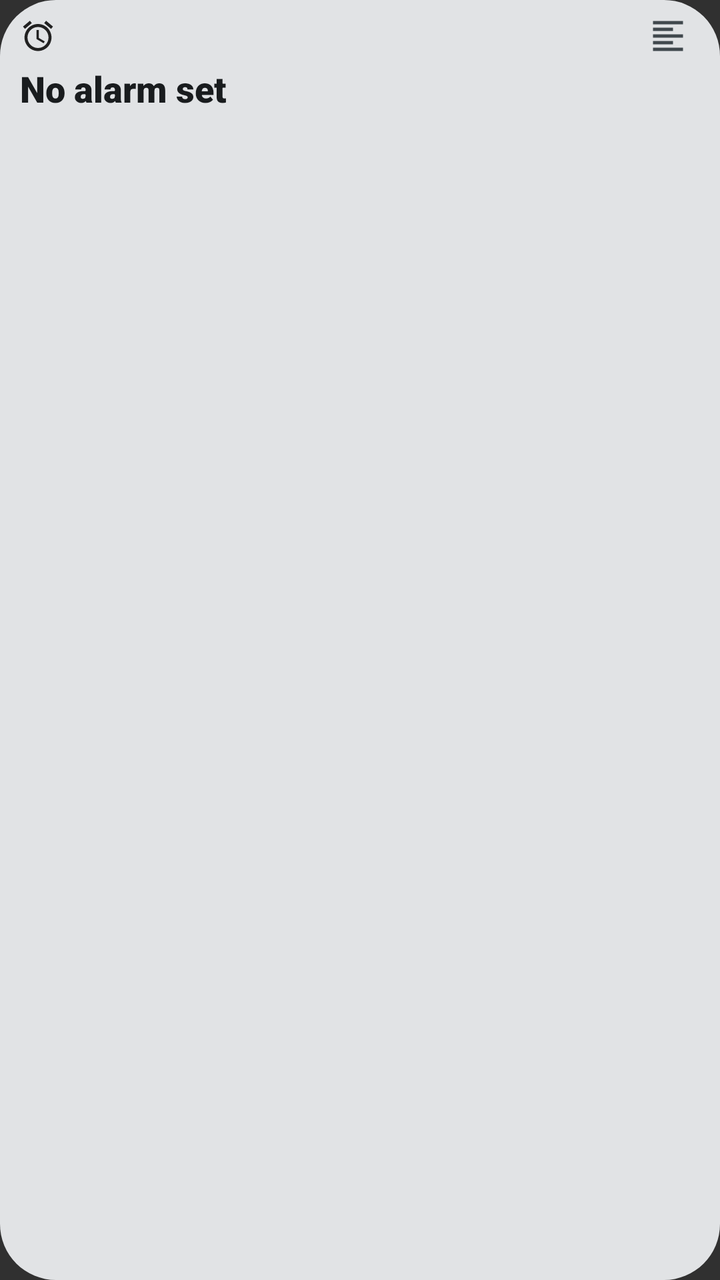
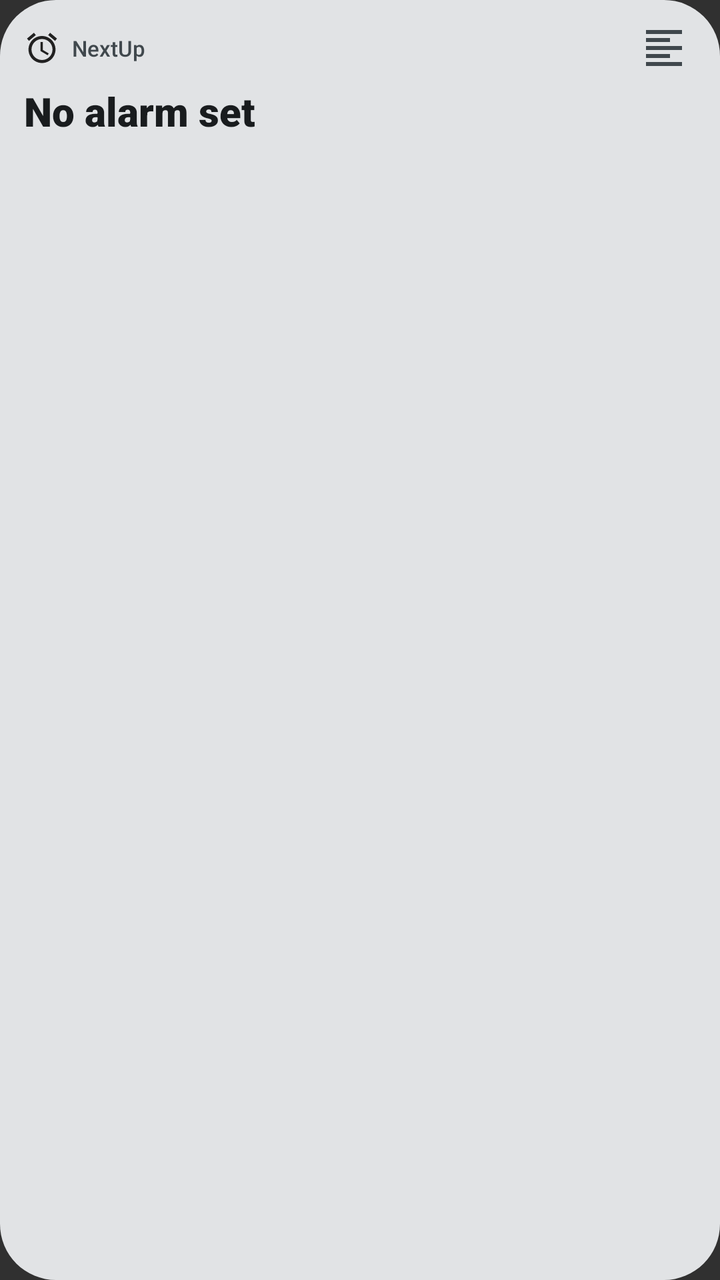

Compare the two renders of this Android layout. The source of the first and the diff that turns it into the second are given below.
<!-- AndroidManifest.xml: application theme android:Theme.Material.NoActionBar -->
<!-- res/layout/widget_next_up_compact_wide.xml -->
<?xml version="1.0" encoding="utf-8"?>
<LinearLayout xmlns:android="http://schemas.android.com/apk/res/android"
    android:id="@+id/widget_root"
    android:layout_width="match_parent"
    android:layout_height="match_parent"
    android:background="@drawable/widget_background"
    android:orientation="vertical"
    android:paddingStart="10dp"
    android:paddingTop="6dp"
    android:paddingEnd="10dp"
    android:paddingBottom="6dp">

    
    <RelativeLayout
        android:id="@+id/widget_top_bar"
        android:layout_width="match_parent"
        android:layout_height="24dp">

        <ImageView
            android:id="@+id/widget_icon"
            android:layout_width="18dp"
            android:layout_height="18dp"
            android:layout_alignParentStart="true"
            android:layout_centerVertical="true"
            android:contentDescription="@string/app_name"
            android:src="@drawable/ic_alarm" />

        <ImageView
            android:id="@+id/widget_btn_align_toggle"
            android:layout_width="32dp"
            android:layout_height="24dp"
            android:layout_alignParentEnd="true"
            android:layout_centerVertical="true"
            android:padding="2dp"
            android:contentDescription="@string/widget_alignment_title"
            android:src="@drawable/ic_format_align_left" />
    </RelativeLayout>

    
    <TextView
        android:id="@+id/widget_countdown"
        android:layout_width="match_parent"
        android:layout_height="wrap_content"
        android:layout_marginTop="2dp"
        android:autoSizeMaxTextSize="22sp"
        android:autoSizeMinTextSize="12sp"
        android:autoSizeStepGranularity="1sp"
        android:autoSizeTextType="uniform"
        android:ellipsize="none"
        android:fontFamily="sans-serif-black"
        android:gravity="start"
        android:maxLines="1"
        android:text="@string/no_alarm_set"
        android:textColor="@color/widget_on_surface"
        android:textSize="18sp" />

    
    <TextView
        android:id="@+id/widget_alarm_time"
        android:layout_width="match_parent"
        android:layout_height="wrap_content"
        android:ellipsize="none"
        android:fontFamily="sans-serif"
        android:gravity="start"
        android:maxLines="1"
        android:text=""
        android:textColor="@color/widget_on_surface_variant"
        android:textSize="11sp" />

</LinearLayout>
<!-- resources referenced by this layout -->
<resources>
  <color name="widget_on_surface">#1D1B20</color>
  <color name="widget_on_surface_variant">#49454F</color>
  <!-- drawable ic_alarm (drawable) -->
  <vector xmlns:android="http://schemas.android.com/apk/res/android"
      android:width="24dp"
      android:height="24dp"
      android:viewportWidth="24"
      android:viewportHeight="24"
      android:tint="?android:attr/colorPrimary">
      <path
          android:fillColor="@android:color/white"
          android:pathData="M22,5.72l-4.6,-3.86 -1.29,1.53 4.6,3.86L22,5.72zM7.88,3.39L6.6,1.86 2,5.71l1.29,1.53 4.59,-3.85zM12.5,8H11v6l4.75,2.85 0.75,-1.23 -4,-2.37V8zM12,4c-4.97,0 -9,4.03 -9,9s4.02,9 9,9 9,-4.03 9,-9 -4.03,-9 -9,-9zM12,20c-3.87,0 -7,-3.13 -7,-7s3.13,-7 7,-7 7,3.13 7,7 -3.13,7 -7,7z"/>
  </vector>
  <!-- drawable ic_format_align_left (drawable) -->
  <vector xmlns:android="http://schemas.android.com/apk/res/android"
      android:width="24dp"
      android:height="24dp"
      android:viewportWidth="24"
      android:viewportHeight="24"
      android:tint="@color/widget_on_surface_variant">
      <path
          android:fillColor="@android:color/white"
          android:pathData="M15,15H3v2h12v-2zm0,-8H3v2h12V7zM3,13h18v-2H3v2zm0,8h18v-2H3v2zM3,3v2h18V3H3z" />
  </vector>
  <!-- drawable widget_background (drawable) -->
  <?xml version="1.0" encoding="utf-8"?>
  <shape xmlns:android="http://schemas.android.com/apk/res/android"
      android:shape="rectangle">
      <corners android:radius="28dp" />
      <solid android:color="@color/widget_surface" />
  </shape>
  <string name="app_name">NextUp</string>
  <string name="no_alarm_set">No alarm set</string>
  <string name="widget_alignment_title">Widget Text Alignment</string>
  <color name="widget_surface">#F2EDF7</color>
</resources>

<!-- the commit's change to res/layout/widget_next_up_compact_wide.xml (unified diff, before → after) -->
@@ -5,66 +5,139 @@
     android:layout_height="match_parent"
     android:background="@drawable/widget_background"
     android:orientation="vertical"
-    android:paddingStart="10dp"
-    android:paddingTop="6dp"
-    android:paddingEnd="10dp"
-    android:paddingBottom="6dp">
+    android:paddingStart="12dp"
+    android:paddingTop="8dp"
+    android:paddingEnd="12dp"
+    android:paddingBottom="8dp">
 
     
-    <RelativeLayout
+    <LinearLayout
         android:id="@+id/widget_top_bar"
         android:layout_width="match_parent"
-        android:layout_height="24dp">
+        android:layout_height="wrap_content"
+        android:gravity="center_vertical"
+        android:orientation="horizontal">
 
-        <ImageView
-            android:id="@+id/widget_icon"
-            android:layout_width="18dp"
-            android:layout_height="18dp"
-            android:layout_alignParentStart="true"
-            android:layout_centerVertical="true"
-            android:contentDescription="@string/app_name"
-            android:src="@drawable/ic_alarm" />
+        
+        <LinearLayout
+            android:id="@+id/widget_header"
+            android:layout_width="0dp"
+            android:layout_height="wrap_content"
+            android:layout_weight="1"
+            android:gravity="center_vertical"
+            android:orientation="horizontal">
 
+            <ImageView
+                android:id="@+id/widget_icon"
+                android:layout_width="18dp"
+                android:layout_height="18dp"
+                android:contentDescription="@string/app_name"
+                android:src="@drawable/ic_alarm" />
+
+            <TextView
+                android:id="@+id/widget_title"
+                android:layout_width="wrap_content"
+                android:layout_height="wrap_content"
+                android:layout_marginStart="6dp"
+                android:ellipsize="end"
+                android:fontFamily="sans-serif-medium"
+                android:maxLines="1"
+                android:text="@string/app_name"
+                android:textColor="@color/widget_on_surface_variant"
+                android:textSize="11sp" />
+        </LinearLayout>
+
+        
         <ImageView
             android:id="@+id/widget_btn_align_toggle"
             android:layout_width="32dp"
-            android:layout_height="24dp"
-            android:layout_alignParentEnd="true"
-            android:layout_centerVertical="true"
-            android:padding="2dp"
+            android:layout_height="32dp"
+            android:padding="4dp"
             android:contentDescription="@string/widget_alignment_title"
             android:src="@drawable/ic_format_align_left" />
-    </RelativeLayout>
+    </LinearLayout>
 
     
-    <TextView
-        android:id="@+id/widget_countdown"
+    <LinearLayout
+        android:id="@+id/widget_alarm_section_left"
         android:layout_width="match_parent"
         android:layout_height="wrap_content"
-        android:layout_marginTop="2dp"
-        android:autoSizeMaxTextSize="22sp"
-        android:autoSizeMinTextSize="12sp"
-        android:autoSizeStepGranularity="1sp"
-        android:autoSizeTextType="uniform"
-        android:ellipsize="none"
-        android:fontFamily="sans-serif-black"
-        android:gravity="start"
-        android:maxLines="1"
-        android:text="@string/no_alarm_set"
-        android:textColor="@color/widget_on_surface"
-        android:textSize="18sp" />
+        android:orientation="vertical"
+        android:visibility="visible">
+
+        <TextView
+            android:id="@+id/widget_countdown_left"
+            android:layout_width="match_parent"
+            android:layout_height="wrap_content"
+            android:layout_marginTop="2dp"
+            android:autoSizeMaxTextSize="24sp"
+            android:autoSizeMinTextSize="12sp"
+            android:autoSizeStepGranularity="1sp"
+            android:autoSizeTextType="uniform"
+            android:ellipsize="none"
+            android:fontFamily="sans-serif-black"
+            android:gravity="start|center_vertical"
+            android:textAlignment="viewStart"
+            android:maxLines="1"
+            android:text="@string/no_alarm_set"
+            android:textColor="@color/widget_on_surface"
+            android:textSize="20sp" />
+
+        <TextView
+            android:id="@+id/widget_alarm_time_left"
+            android:layout_width="match_parent"
+            android:layout_height="wrap_content"
+            android:ellipsize="none"
+            android:fontFamily="sans-serif"
+            android:gravity="start|center_vertical"
+            android:textAlignment="viewStart"
+            android:maxLines="1"
+            android:text=""
+            android:textColor="@color/widget_on_surface_variant"
+            android:textSize="11sp" />
+    </LinearLayout>
 
     
-    <TextView
-        android:id="@+id/widget_alarm_time"
+    <LinearLayout
+        android:id="@+id/widget_alarm_section_center"
         android:layout_width="match_parent"
         android:layout_height="wrap_content"
-        android:ellipsize="none"
-        android:fontFamily="sans-serif"
-        android:gravity="start"
-        android:maxLines="1"
-        android:text=""
-        android:textColor="@color/widget_on_surface_variant"
-        android:textSize="11sp" />
+        android:gravity="center_horizontal"
+        android:orientation="vertical"
+        android:visibility="gone">
+
+        <TextView
+            android:id="@+id/widget_countdown_center"
+            android:layout_width="match_parent"
+            android:layout_height="wrap_content"
+            android:layout_gravity="center_horizontal"
+            android:layout_marginTop="2dp"
+            android:autoSizeMaxTextSize="24sp"
+            android:autoSizeMinTextSize="12sp"
+            android:autoSizeStepGranularity="1sp"
+            android:autoSizeTextType="uniform"
+            android:ellipsize="none"
+            android:fontFamily="sans-serif-black"
+            android:gravity="center"
+            android:textAlignment="center"
+            android:maxLines="1"
+            android:text="@string/no_alarm_set"
+            android:textColor="@color/widget_on_surface"
+            android:textSize="20sp" />
+
+        <TextView
+            android:id="@+id/widget_alarm_time_center"
+            android:layout_width="match_parent"
+            android:layout_height="wrap_content"
+            android:layout_gravity="center_horizontal"
+            android:ellipsize="none"
+            android:fontFamily="sans-serif"
+            android:gravity="center"
+            android:textAlignment="center"
+            android:maxLines="1"
+            android:text=""
+            android:textColor="@color/widget_on_surface_variant"
+            android:textSize="11sp" />
+    </LinearLayout>
 
 </LinearLayout>
